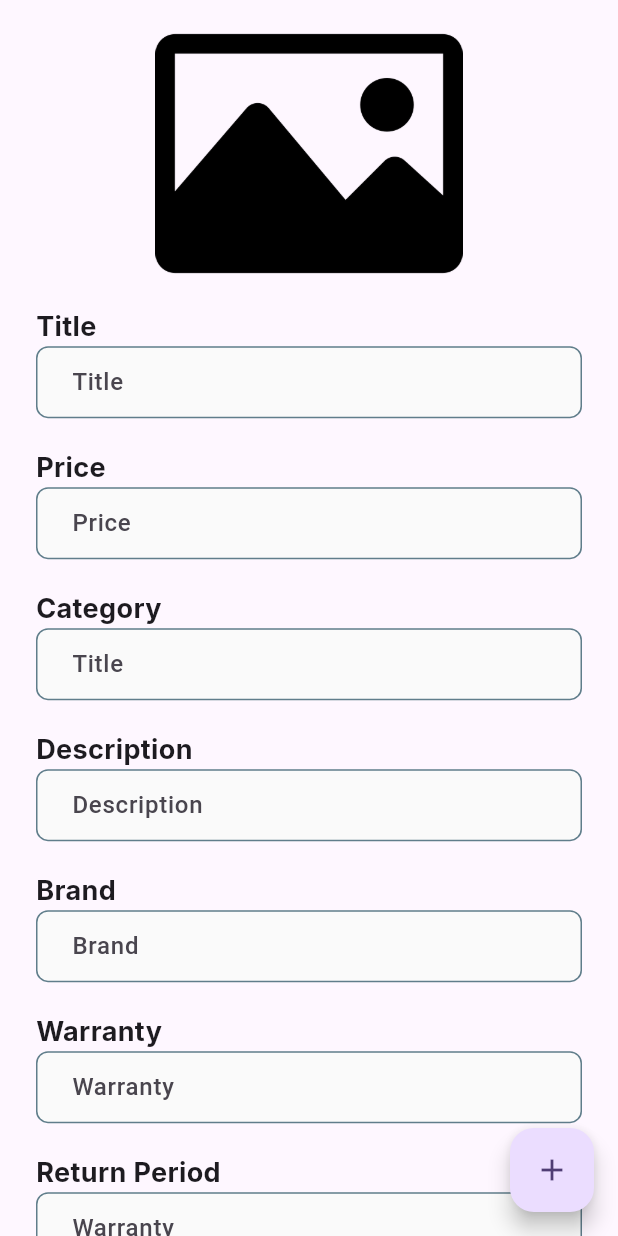
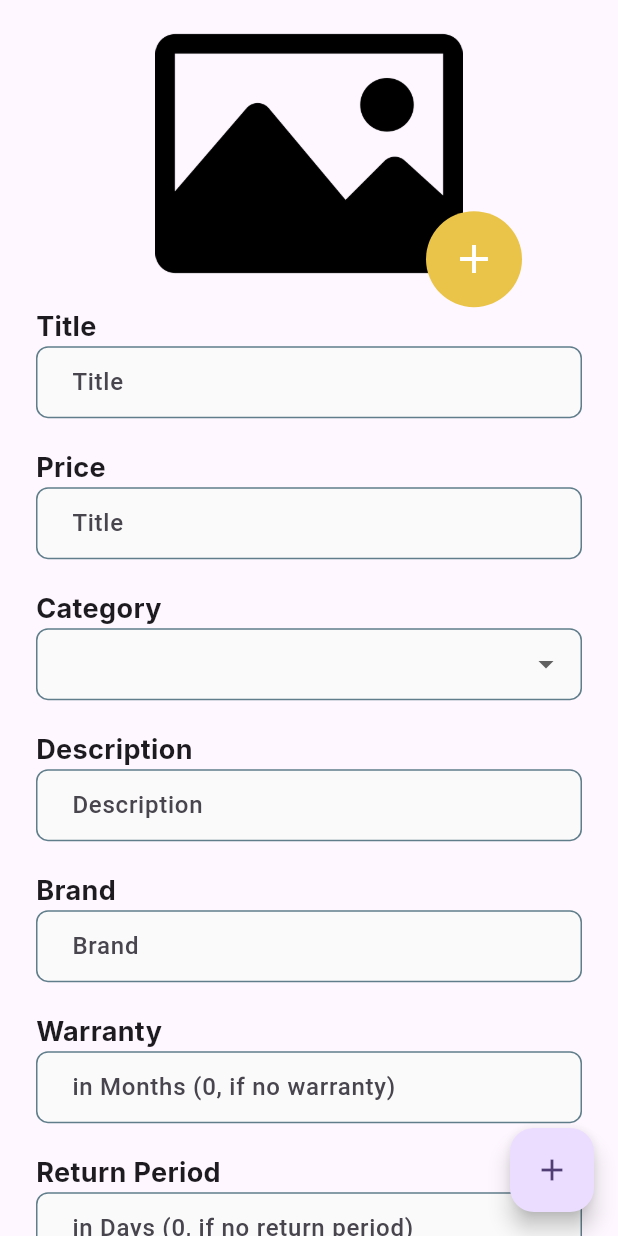
Before and after one commit to Ahmedazim7804/Catalogify-Frontend, a Flutter app: the AddCatalog screen opened by its route, on a phone screen of 412 x 824 dp. Run offline on Flutter 3.47's test engine with Material 3 defaults, Android fonts, the phone set to English and light mode, and no system bars; drawn by our look-alikes of carousel_slider; our stand-ins replace file_picker, firebase_auth, firebase_core, go_router, google_fonts, google_sign_in; accounts and stored records are empty; network calls fail; Roboto replaces fonts that are missing (Epilogue).

Commit message:
add catalog

```diff
--- /dev/null
+++ b/lib/core/constants.dart
@@ -0,0 +1,12 @@
+enum Categories {
+  electronics('electronics'),
+  fashion("fashion"),
+  grocery("grocery"),
+  medicine("medicine"),
+  toys("toys"),
+  sports("sports"),
+  books("books");
+
+  const Categories(this.value);
+  final String value;
+}
--- a/lib/core/validators.dart
+++ b/lib/core/validators.dart
@@ -6,4 +6,72 @@ class Validators {
 
     return null;
   }
+
+  static String? priceValidator(String? value) {
+    if (value == null || int.tryParse(value) == null) {
+      return "Null";
+    }
+
+    if (int.parse(value) < 0) {
+      return "Price cannot be negative";
+    }
+
+    return null;
+  }
+
+  static String? descValidator(String? value) {
+    if (value == null) {
+      return "Null";
+    }
+
+    if (value.length < 50) {
+      return "Please fill proper description.";
+    }
+
+    return null;
+  }
+
+  static String? brandValidator(String? value) {
+    if (value == null || value.isEmpty) {
+      return "Null";
+    }
+
+    return null;
+  }
+
+  static String? warrantyValidator(String? value) {
+    if (value == null || int.tryParse(value) == null) {
+      return "Null";
+    }
+
+    if (int.parse(value) < 0) {
+      return "Warranty Months cannot be negative";
+    }
+
+    return null;
+  }
+
+  static String? returnPeriodValidator(String? value) {
+    if (value == null || int.tryParse(value) == null) {
+      return "Null";
+    }
+
+    if (int.parse(value) < 0) {
+      return "Return Period cannot be negative";
+    }
+
+    return null;
+  }
+
+  static String? locationValidator(String? value) {
+    if (value == null || int.tryParse(value) == null) {
+      return "Null";
+    }
+
+    if (int.parse(value) < 0) {
+      return "Return Period cannot be negative";
+    }
+
+    return null;
+  }
 }
--- a/lib/screens/add_catalog.dart
+++ b/lib/screens/add_catalog.dart
@@ -1,7 +1,8 @@
+import 'package:file_picker/file_picker.dart';
 import 'package:flutter/material.dart';
 import 'package:google_fonts/google_fonts.dart';
+import 'package:inno_hack/core/constants.dart';
 import 'package:inno_hack/core/validators.dart';
-import 'package:inno_hack/screens/widgets/text_edit_widget.dart';
 import 'package:carousel_slider/carousel_slider.dart';
 
 class AddCatalog extends StatefulWidget {
@@ -13,6 +14,7 @@ class AddCatalog extends StatefulWidget {
 
 class _AddCatalogState extends State<AddCatalog> {
   final GlobalKey<FormState> formkey = GlobalKey<FormState>();
+  final List<String> boxContents = [];
 
   InputDecoration getInputDecoration(String text) {
     return InputDecoration(
@@ -43,7 +45,6 @@ class _AddCatalogState extends State<AddCatalog> {
 
   void onSave() {
     final bool dataIsValid = formkey.currentState!.validate();
-    print(dataIsValid);
   }
 
   @override
@@ -81,10 +82,11 @@ class _AddCatalogState extends State<AddCatalog> {
                         style: GoogleFonts.inter(
                             fontSize: 18, fontWeight: FontWeight.bold),
                       ),
-                      TextEditWidget(
-                          onChanged: (String) {},
-                          labelText: "Price",
-                          errorText: "Error"),
+                      TextFormField(
+                        keyboardType: TextInputType.number,
+                        validator: (value) => Validators.priceValidator(value),
+                        decoration: getInputDecoration('Title'),
+                      ),
                       const SizedBox(
                         height: 20,
                       ),
@@ -93,10 +95,16 @@ class _AddCatalogState extends State<AddCatalog> {
                         style: GoogleFonts.inter(
                             fontSize: 18, fontWeight: FontWeight.bold),
                       ),
-                      TextEditWidget(
-                          onChanged: (String) {},
-                          labelText: "Title",
-                          errorText: "Error"),
+                      DropdownButtonFormField(
+                        items: Categories.values
+                            .map((item) => DropdownMenuItem<Categories>(
+                                  value: item,
+                                  child: Text(item.value),
+                                ))
+                            .toList(),
+                        onChanged: (Categories? category) {},
+                        decoration: getInputDecoration(''),
+                      ),
                       const SizedBox(
                         height: 20,
                       ),
@@ -105,10 +113,11 @@ class _AddCatalogState extends State<AddCatalog> {
                         style: GoogleFonts.inter(
                             fontSize: 18, fontWeight: FontWeight.bold),
                       ),
-                      TextEditWidget(
-                          onChanged: (String) {},
-                          labelText: "Description",
-                          errorText: "Error"),
+                      TextFormField(
+                        keyboardType: TextInputType.number,
+                        validator: (value) => Validators.descValidator(value),
+                        decoration: getInputDecoration('Description'),
+                      ),
                       const SizedBox(
                         height: 20,
                       ),
@@ -117,10 +126,11 @@ class _AddCatalogState extends State<AddCatalog> {
                         style: GoogleFonts.inter(
                             fontSize: 18, fontWeight: FontWeight.bold),
                       ),
-                      TextEditWidget(
-                          onChanged: (String) {},
-                          labelText: "Brand",
-                          errorText: "Error"),
+                      TextFormField(
+                        keyboardType: TextInputType.number,
+                        validator: (value) => Validators.brandValidator(value),
+                        decoration: getInputDecoration('Brand'),
+                      ),
                       const SizedBox(
                         height: 20,
                       ),
@@ -129,10 +139,13 @@ class _AddCatalogState extends State<AddCatalog> {
                         style: GoogleFonts.inter(
                             fontSize: 18, fontWeight: FontWeight.bold),
                       ),
-                      TextEditWidget(
-                          onChanged: (String) {},
-                          labelText: "Warranty",
-                          errorText: "Error"),
+                      TextFormField(
+                        keyboardType: TextInputType.number,
+                        validator: (value) =>
+                            Validators.warrantyValidator(value),
+                        decoration:
+                            getInputDecoration('in Months (0, if no warranty)'),
+                      ),
                       const SizedBox(
                         height: 20,
                       ),
@@ -141,46 +154,68 @@ class _AddCatalogState extends State<AddCatalog> {
                         style: GoogleFonts.inter(
                             fontSize: 18, fontWeight: FontWeight.bold),
                       ),
-                      TextEditWidget(
-                          onChanged: (String) {},
-                          labelText: "Warranty",
-                          errorText: "Error"),
+                      TextFormField(
+                        keyboardType: TextInputType.number,
+                        validator: (value) =>
+                            Validators.returnPeriodValidator(value),
+                        decoration: getInputDecoration(
+                            'in Days (0, if no return period)'),
+                      ),
                       const SizedBox(
                         height: 20,
                       ),
                       Text(
-                        "Location",
+                        "State",
                         style: GoogleFonts.inter(
                             fontSize: 18, fontWeight: FontWeight.bold),
                       ),
-                      TextEditWidget(
-                          onChanged: (String) {},
-                          labelText: "Warranty",
-                          errorText: "Error"),
+                      TextFormField(
+                        keyboardType: TextInputType.number,
+                        validator: (value) =>
+                            Validators.locationValidator(value),
+                        decoration: getInputDecoration('State'),
+                      ),
                       const SizedBox(
                         height: 20,
                       ),
-                      Text(
-                        "Box Contents",
-                        style: GoogleFonts.inter(
-                            fontSize: 18, fontWeight: FontWeight.bold),
-                      ),
-                      TextEditWidget(
-                          onChanged: (String) {},
-                          labelText: "Warranty",
-                          errorText: "Error"),
-                      const SizedBox(
-                        height: 20,
-                      ),
-                      Text(
-                        "Categories",
-                        style: GoogleFonts.inter(
-                            fontSize: 18, fontWeight: FontWeight.bold),
-                      ),
-                      TextEditWidget(
-                          onChanged: (String) {},
-                          labelText: "Warranty",
-                          errorText: "Error"),
+                      // Text(
+                      //   "Box Contents",
+                      //   style: GoogleFonts.inter(
+                      //       fontSize: 18, fontWeight: FontWeight.bold),
+                      // ),
+                      // boxContents.isNotEmpty
+                      //     ? Container(
+                      //         child: ListView.builder(
+                      //           shrinkWrap: true,
+                      //           itemCount: boxContents.length,
+                      //           itemBuilder: (context, index) => TextFormField(
+                      //             decoration:
+                      //                 getInputDecoration("Box Item $index"),
+                      //             onSaved: (value) {
+                      //               if (value != null) {
+                      //                 boxContents[index] = value;
+                      //               }
+                      //             },
+                      //           ),
+                      //         ),
+                      //       )
+                      //     : Row(
+                      //         children: [
+                      //           Expanded(
+                      //             child: TextFormField(
+                      //               decoration:
+                      //                   getInputDecoration("Box Item 1"),
+                      //             ),
+                      //           ),
+                      //           IconButton(
+                      //               onPressed: () {
+                      //                 setState(() {
+                      //                   boxContents.add('');
+                      //                 });
+                      //               },
+                      //               icon: const Icon(Icons.add))
+                      //         ],
+                      //       )
                     ],
                   ))
             ],
@@ -201,12 +236,38 @@ class ImagesList extends StatefulWidget {
 }
 
 class _ImagesListState extends State<ImagesList> {
+  void addImage() async {
+    FilePickerResult? result =
+        await FilePicker.platform.pickFiles(allowMultiple: true);
+  }
+
   @override
   Widget build(BuildContext context) {
-    return CarouselSlider.builder(
-        itemCount: widget.images.length,
-        itemBuilder: (context, index, realIndex) =>
-            Image.asset('assets/images/default_image.png'),
-        options: CarouselOptions());
+    return Stack(children: [
+      CarouselSlider.builder(
+          itemCount: widget.images.length,
+          itemBuilder: (context, index, realIndex) =>
+              Image.asset('assets/images/default_image.png'),
+          options: CarouselOptions()),
+      Positioned(
+          bottom: 0,
+          right: 40,
+          child: Container(
+            width: 64,
+            height: 64,
+            decoration: const BoxDecoration(
+              shape: BoxShape.circle,
+              color: Color.fromARGB(255, 234, 196, 72),
+            ),
+            child: InkWell(
+              onTap: addImage,
+              child: const Icon(
+                Icons.add,
+                color: Colors.white,
+                size: 32,
+              ),
+            ),
+          )),
+    ]);
   }
 }
--- a/pubspec.yaml
+++ b/pubspec.yaml
@@ -37,6 +37,7 @@ dependencies:
   cupertino_icons: ^1.0.2
   go_router: ^13.2.0
   google_fonts: 6.1.0
+  file_picker: ^6.2.0
 
 
 
```
Also changed, not shown: pubspec.lock.
